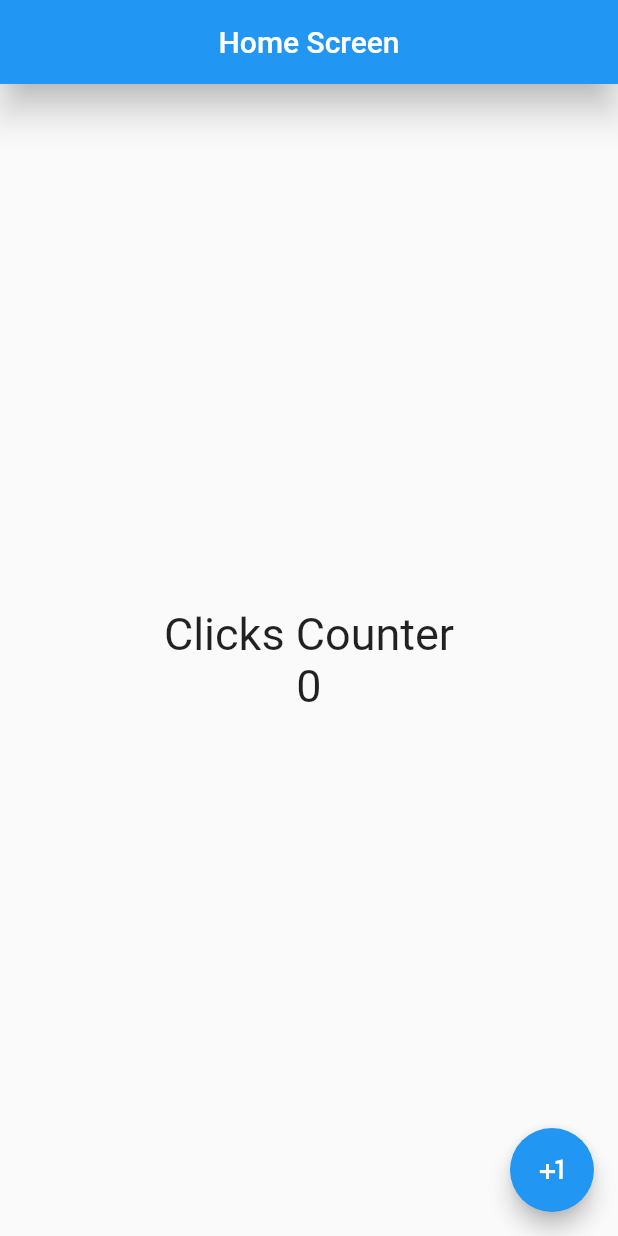
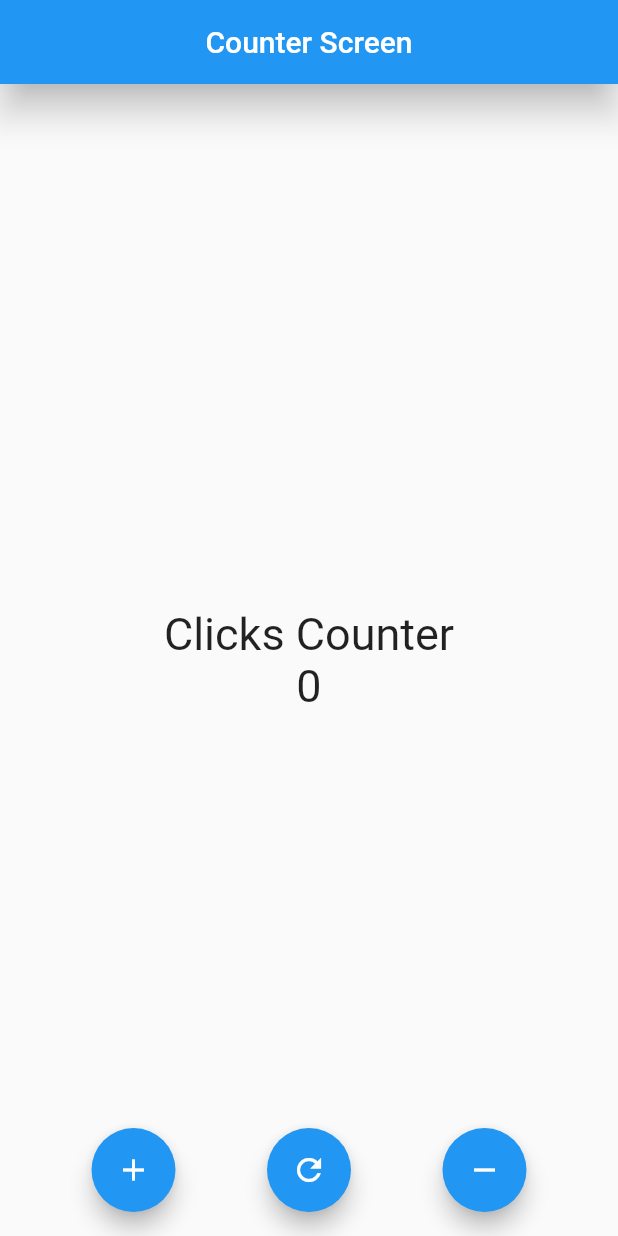
Before and after one commit to jsapuyesp/counter-app-flutter, a Flutter app: the screen it shows after launch, on a phone screen of 412 x 824 dp. Run offline on Flutter 3.47's test engine with Material 2 defaults, Android fonts, the phone set to English and light mode, and no system bars.

Commit message:
Seccion 5 completada: Se termino la aplicacion demo, se refactorizó el código y se terminó el proyecto

```diff
--- a/lib/main.dart
+++ b/lib/main.dart
@@ -1,5 +1,6 @@
 import 'package:flutter/material.dart';
-import 'package:counter_app_flutter/screens/home_screen.dart';
+//import 'package:counter_app_flutter/screens/home_screen.dart';
+import 'package:counter_app_flutter/screens/counter_screen.dart';
 
 void main(List<String> args) {
   runApp(const MyApp());
@@ -11,6 +12,8 @@ class MyApp extends StatelessWidget {
   @override
   Widget build(BuildContext context) {
     return const MaterialApp(
-        debugShowCheckedModeBanner: false, home: HomeScreen());
+        debugShowCheckedModeBanner: false,
+        //home: HomeScreen();
+        home: CounterScreen());
   }
 }
--- /dev/null
+++ b/lib/screens/counter_screen.dart
@@ -0,0 +1,89 @@
+import 'package:flutter/material.dart';
+
+class CounterScreen extends StatefulWidget {
+  const CounterScreen({Key? key}) : super(key: key);
+
+  @override
+  State<CounterScreen> createState() => _CounterScreenState();
+}
+
+class _CounterScreenState extends State<CounterScreen> {
+  int counter = 0;
+  void increase() {
+    setState(() {
+      counter++;
+    });
+  }
+
+  void decrease() {
+    setState(() {
+      counter--;
+    });
+  }
+
+  void zero() {
+    setState(() {
+      counter = 0;
+    });
+  }
+
+  @override
+  Widget build(BuildContext context) {
+    const textSize = TextStyle(fontSize: 30);
+
+    return Scaffold(
+        //backgroundColor: Colors.deepPurpleAccent,
+        appBar: AppBar(
+          title: const Text('Counter Screen'),
+          elevation: 10,
+          centerTitle: true,
+        ),
+        body: Center(
+          child: Column(
+              mainAxisAlignment: MainAxisAlignment.center,
+              children: <Widget>[
+                const Text('Clicks Counter', style: textSize),
+                Text('$counter', style: textSize),
+              ]),
+        ),
+        floatingActionButtonLocation: FloatingActionButtonLocation.centerFloat,
+        floatingActionButton: CustomFloatingAction(
+            increaseFunction: increase,
+            decreaseFunction: decrease,
+            zeroFunction: zero));
+  }
+}
+
+class CustomFloatingAction extends StatelessWidget {
+  final Function increaseFunction;
+  final Function decreaseFunction;
+  final Function zeroFunction;
+
+  const CustomFloatingAction({
+    Key? key,
+    required this.increaseFunction,
+    required this.decreaseFunction,
+    required this.zeroFunction,
+  }) : super(key: key);
+
+  @override
+  Widget build(BuildContext context) {
+    return Row(
+      mainAxisAlignment: MainAxisAlignment.spaceEvenly,
+      children: [
+        FloatingActionButton(
+          child: const Icon(Icons.add),
+          onPressed: () => increaseFunction(),
+        ),
+        FloatingActionButton(
+          child: const Icon(Icons.refresh),
+          onPressed: () => zeroFunction(),
+        ),
+        FloatingActionButton(
+          child: const Icon(Icons.remove),
+          onPressed: () => decreaseFunction(),
+        ),
+      ],
+    );
+  }
+}
```
